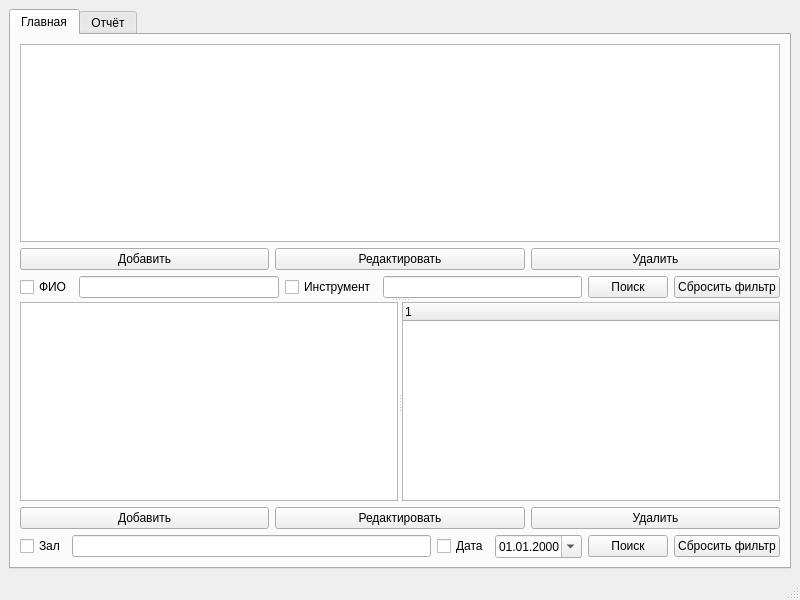
Before: the Qt Designer form mainwindow.ui in molchanovsv/kursovaya2, drawn with Qt 5.
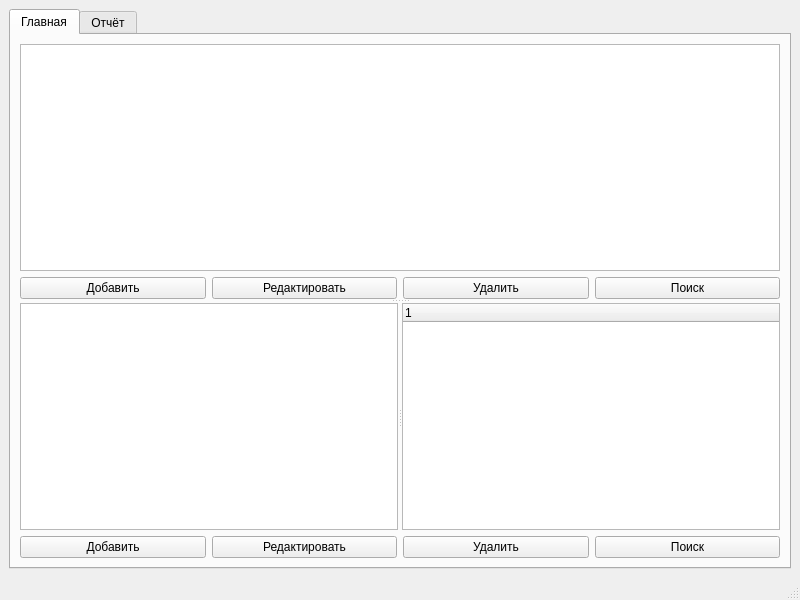
After: the same form once the commit is applied.

Commit message: Remove inline filter rows and move search buttons

```diff
--- a/mainwindow.ui
+++ b/mainwindow.ui
@@ -59,30 +59,6 @@
             </property>
            </widget>
           </item>
-         </layout>
-        </item>
-        <item>
-         <layout class="QHBoxLayout" name="studentFilterLayout">
-          <item>
-           <widget class="QCheckBox" name="nameFilterCheck">
-            <property name="text">
-             <string>ФИО</string>
-            </property>
-           </widget>
-          </item>
-          <item>
-           <widget class="QLineEdit" name="nameFilterEdit"/>
-          </item>
-          <item>
-           <widget class="QCheckBox" name="instrFilterCheck">
-            <property name="text">
-             <string>Инструмент</string>
-            </property>
-           </widget>
-          </item>
-          <item>
-           <widget class="QLineEdit" name="instrFilterEdit"/>
-          </item>
           <item>
            <widget class="QPushButton" name="searchStudentButton">
             <property name="text">
@@ -90,16 +66,6 @@
             </property>
            </widget>
           </item>
-          <item>
-           <widget class="QPushButton" name="resetStudentFilterButton">
-            <property name="text">
-             <string>Сбросить фильтр</string>
-            </property>
-            <property name="visible">
-             <bool>false</bool>
-            </property>
-           </widget>
-          </item>
         </layout>
        </item>
        </layout>
@@ -145,37 +111,6 @@
             </property>
            </widget>
           </item>
-             </layout>
-            </item>
-            <item>
-             <layout class="QHBoxLayout" name="concertFilterLayout">
-              <item>
-               <widget class="QCheckBox" name="concertHallFilterCheck">
-                <property name="text">
-                 <string>Зал</string>
-                </property>
-               </widget>
-              </item>
-              <item>
-               <widget class="QLineEdit" name="concertHallFilterEdit"/>
-              </item>
-              <item>
-               <widget class="QCheckBox" name="concertDateFilterCheck">
-                <property name="text">
-                 <string>Дата</string>
-                </property>
-               </widget>
-              </item>
-              <item>
-               <widget class="QDateEdit" name="concertDateFilterEdit">
-                <property name="calendarPopup">
-                 <bool>true</bool>
-                </property>
-                <property name="displayFormat">
-                 <string>dd.MM.yyyy</string>
-                </property>
-               </widget>
-              </item>
                <item>
                <widget class="QPushButton" name="searchConcertButton">
                 <property name="text">
@@ -183,16 +118,6 @@
                 </property>
                </widget>
               </item>
-              <item>
-               <widget class="QPushButton" name="resetConcertFilterButton">
-                <property name="text">
-                 <string>Сбросить фильтр</string>
-                </property>
-                <property name="visible">
-                 <bool>false</bool>
-                </property>
-               </widget>
-              </item>
              </layout>
             </item>
            </layout>
```
Lines whose indentation alone changed are shown as unchanged. The commit also changes 2 other files.
